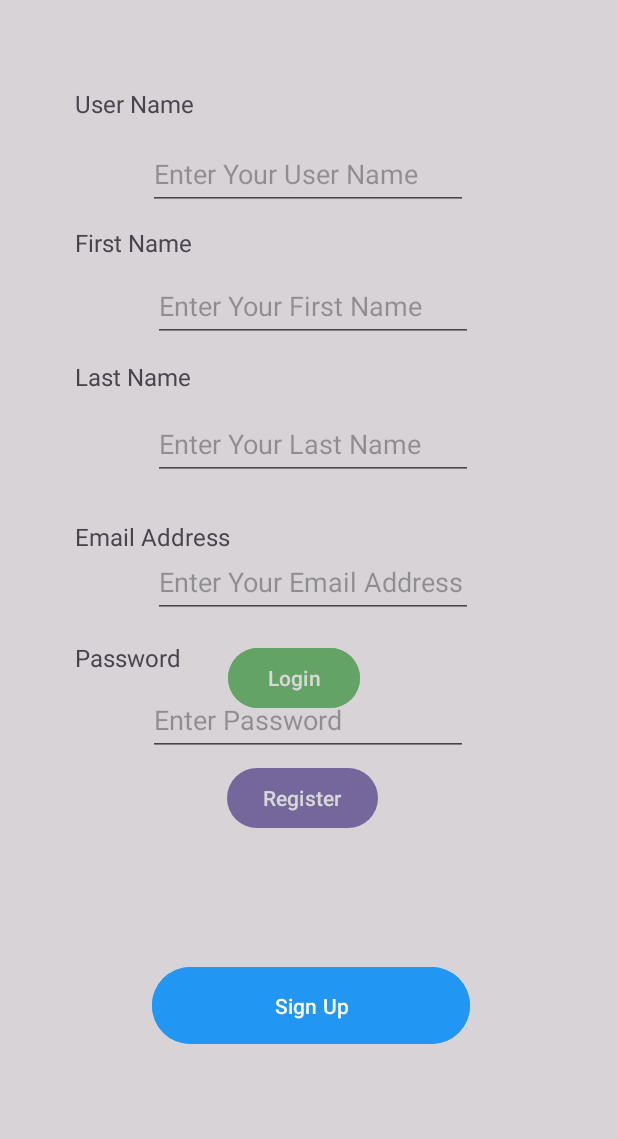
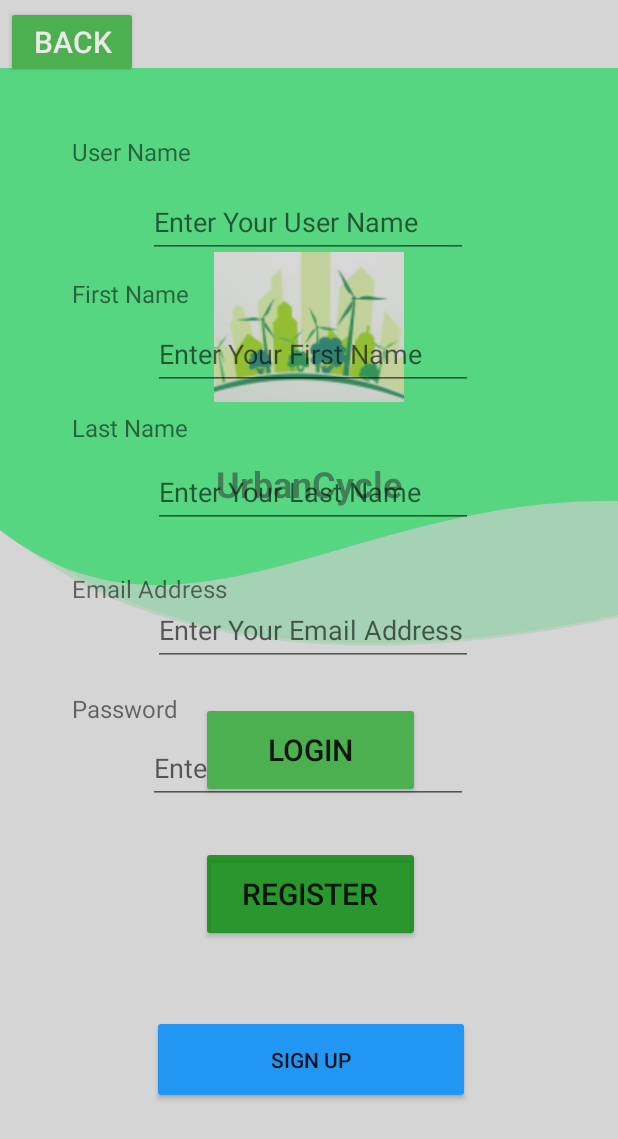
Before and after one commit to ziflhigan/UrbanCycle, an Android app: the fragment RegisterFragment placed in its activity, on a phone screen of 412 x 824 dp. Shown: the top 1139 px of the screen. Run offline under Robolectric (Android 15) with nearby library versions, the phone set to English and light mode, and no system bars.

Commit message:
UI Design Done for Authentication Module

```diff
--- a/app/src/main/java/com/example/urbancycle/urbancycle/LoginFragment.java
+++ b/app/src/main/java/com/example/urbancycle/urbancycle/LoginFragment.java
@@ -7,19 +7,30 @@ import androidx.fragment.app.Fragment;
 import android.view.LayoutInflater;
 import android.view.View;
 import android.view.ViewGroup;
+import android.widget.Button;
 
 import com.example.urbancycle.R;
 
 import java.sql.Connection;
 
 public class LoginFragment extends Fragment implements ConnectToDatabase.DatabaseConnectionListener{
+
+    private Button backButton;
     @Override
     public View onCreateView(LayoutInflater inflater, ViewGroup container,
                              Bundle savedInstanceState) {
+        View view = inflater.inflate(R.layout.fragment_login, container, false);
+
+        backButton = view.findViewById(R.id.BtnBackLogin);
+        backButton.setOnClickListener(v->{
+
+            if (getFragmentManager() != null) {
+                getFragmentManager().popBackStack();
+            }
+        });
 
         // Inflate the layout for this fragment
-        return inflater.inflate(R.layout.fragment_login, container, false);
-
+        return view;
     }
 
 
--- a/app/src/main/java/com/example/urbancycle/urbancycle/MainActivity_Authentication.java
+++ b/app/src/main/java/com/example/urbancycle/urbancycle/MainActivity_Authentication.java
@@ -5,6 +5,9 @@ import androidx.appcompat.app.AppCompatActivity;
 import android.os.Bundle;
 import android.view.View;
 import android.widget.Button;
+import android.widget.ImageView;
+import android.widget.RelativeLayout;
+import android.widget.TextView;
 
 import com.example.urbancycle.R;
 
@@ -14,10 +17,18 @@ public class MainActivity_Authentication extends AppCompatActivity{
 
     private Button login;
     private Button Register;
+    private ImageView Icon;
+    private RelativeLayout Wave1, Wave2;
+    private TextView AppTitle;
     @Override
     protected void onCreate(Bundle savedInstanceState) {
         super.onCreate(savedInstanceState);
         setContentView(R.layout.activity_main_authentication);
+
+        Icon = findViewById(R.id.UrbanCycleImage);
+        Wave1 = findViewById(R.id.Wave1);
+        Wave2 = findViewById(R.id.Wave2);
+        AppTitle = findViewById(R.id.AppTitle);
 
         login = findViewById(R.id.Login);
         Register = findViewById(R.id.Register);
@@ -26,27 +37,61 @@ public class MainActivity_Authentication extends AppCompatActivity{
 
             login.setVisibility(View.GONE); // Hide the login button
             Register.setVisibility(View.GONE); // Hide the register button
+            Icon.setVisibility(View.GONE);
+
+            AppTitle.setVisibility(View.GONE);
 
             getSupportFragmentManager()
                     .beginTransaction()
                     .replace(R.id.fragment_container, new LoginFragment())
                     .addToBackStack(null)
                     .commit();
-
         });
 
         Register.setOnClickListener(view -> {
 
             login.setVisibility(View.GONE); // Hide the login button
             Register.setVisibility(View.GONE); // Hide the register button
+            Icon.setVisibility(View.GONE);
+            Wave1.setVisibility(View.GONE);
+            Wave2.setVisibility(View.GONE);
+            AppTitle.setVisibility(View.GONE);
 
             getSupportFragmentManager()
                     .beginTransaction()
                     .replace(R.id.fragment_container, new RegisterFragment())
                     .addToBackStack(null)
                     .commit();
+        });
 
+        // Set up a listener for back stack changes
+        getSupportFragmentManager().addOnBackStackChangedListener(() -> {
+            // When there are no more fragments on the stack, make the buttons visible
+            if (getSupportFragmentManager().getBackStackEntryCount() == 0) {
+                showButtons();
+            }
         });
     }
 
+    private void showButtons() {
+        // Making things visible here
+
+        login.setVisibility(View.VISIBLE);
+        Register.setVisibility(View.VISIBLE);
+        Icon.setVisibility(View.VISIBLE);
+        Wave1.setVisibility(View.VISIBLE);
+        Wave2.setVisibility(View.VISIBLE);
+        AppTitle.setVisibility(View.VISIBLE);
+
+    }
+
+    @Override
+    public void onBackPressed() {
+        if (getSupportFragmentManager().getBackStackEntryCount() > 0) {
+            getSupportFragmentManager().popBackStack();
+        } else {
+            super.onBackPressed(); // This will exit the app if the back stack is empty
+        }
+    }
+
 }
--- a/app/src/main/java/com/example/urbancycle/urbancycle/RegisterFragment.java
+++ b/app/src/main/java/com/example/urbancycle/urbancycle/RegisterFragment.java
@@ -25,11 +25,21 @@ public class RegisterFragment extends Fragment implements ConnectToDatabase.Data
 
     private EditText userNameEditText, firstNameEditText, lastNameEditText, emailEditText, passwordEditText;
     private Connection databaseConnection;
-
+    private Button backButton;
     @Override
     public View onCreateView(LayoutInflater inflater, ViewGroup container, Bundle savedInstanceState) {
         // Inflate the layout for this fragment
-        return inflater.inflate(R.layout.fragment_register, container, false);
+
+        View view = inflater.inflate(R.layout.fragment_register, container, false);
+        backButton = view.findViewById(R.id.BtnBackRegister);
+        backButton.setOnClickListener(v->{
+
+            if (getFragmentManager() != null) {
+                getFragmentManager().popBackStack();
+            }
+        });
+
+        return view;
     }
 
     @Override
@@ -92,6 +102,7 @@ public class RegisterFragment extends Fragment implements ConnectToDatabase.Data
         FragmentManager fragmentManager = getActivity().getSupportFragmentManager();
         fragmentManager.beginTransaction()
                 .replace(R.id.fragment_container, new LoginFragment())
+                .addToBackStack(null)
                 .commit();
     }
 
--- a/app/src/main/res/drawable/wave1.xml
+++ b/app/src/main/res/drawable/wave1.xml
@@ -1,11 +1,11 @@
 <vector xmlns:android="http://schemas.android.com/apk/res/android"
-    android:width="360dp"
-    android:height="299dp"
-    android:viewportWidth="360"
-    android:viewportHeight="299">
+    android:width="355dp"
+    android:height="305dp"
+    android:viewportWidth="300"
+    android:viewportHeight="305">
   <path
       android:strokeWidth="1"
-      android:pathData="M-1,265.19V0H380.61C379.77,4.6 557.41,330.57 380.61,265.19C203.81,199.81 104.68,364.71 -1,265.19Z"
-      android:fillColor="#44F580"
+      android:pathData="M-1,270.53V0H380.61C379.77,4.69 557.41,337.23 380.61,270.53C203.81,203.83 104.68,372.06 -1,270.53Z"
+      android:fillColor="#37FC7A"
       android:strokeColor="#44F580"/>
 </vector>
--- /dev/null
+++ b/app/src/main/res/drawable/wave2.xml
@@ -0,0 +1,12 @@
+<vector xmlns:android="http://schemas.android.com/apk/res/android"
+    android:width="500dp"
+    android:height="172dp"
+    android:viewportWidth="100"
+    android:viewportHeight="172">
+  <path
+      android:strokeWidth="1"
+      android:pathData="M-3,113.77V1H370.54C370.89,38.59 371.38,113.77 370.54,113.77C369.49,113.77 331.19,97.5 286.07,74.5C240.95,51.49 186.39,113.77 102.97,158.65C36.24,194.56 4.52,143.69 -3,113.77Z"
+      android:fillColor="#3FE979"
+      android:fillAlpha="0.39"
+      android:strokeColor="#D4F5DC"/>
+</vector>
--- a/app/src/main/res/layout/activity_main_authentication.xml
+++ b/app/src/main/res/layout/activity_main_authentication.xml
@@ -7,24 +7,78 @@
     android:layout_height="match_parent"
     tools:context=".urbancycle.MainActivity_Authentication">
 
-    <Button
-        android:id="@+id/Login"
+
+    <RelativeLayout
+        android:id="@+id/Wave1"
+        android:layout_width="match_parent"
+        android:layout_height="300dp"
+        android:background="@drawable/wave2"
+        app:layout_constraintBottom_toBottomOf="parent"
+        app:layout_constraintTop_toTopOf="parent"
+        app:layout_constraintVertical_bias="0.25"
+        tools:layout_editor_absoluteX="-16dp">
+
+    </RelativeLayout>
+
+
+    <RelativeLayout
+        android:id="@+id/Wave2"
+        android:layout_width="match_parent"
+        android:layout_height="345dp"
+        android:layout_marginBottom="388dp"
+        android:background="@drawable/wave1"
+        app:layout_constraintBottom_toBottomOf="parent"
+        app:layout_constraintTop_toTopOf="parent"
+        tools:layout_editor_absoluteX="-1dp">
+
+    </RelativeLayout>
+
+    <ImageView
+        android:id="@+id/UrbanCycleImage"
+        android:layout_width="200dp"
+
+        android:layout_height="100dp"
+        app:layout_constraintBottom_toBottomOf="@+id/Wave2"
+        app:layout_constraintEnd_toEndOf="parent"
+        app:layout_constraintStart_toStartOf="parent"
+        app:layout_constraintTop_toTopOf="@+id/Wave2"
+        app:srcCompat="@drawable/icon" />
+
+    <TextView
+        android:id="@+id/AppTitle"
         android:layout_width="wrap_content"
         android:layout_height="wrap_content"
-        android:layout_marginTop="428dp"
-        android:layout_marginEnd="172dp"
-        android:backgroundTint="#4CAF50"
-        android:text="@string/login"
+        android:layout_marginEnd="144dp"
+        android:text="UrbanCycle"
+        android:textSize="24sp"
+        android:textStyle="bold"
+        app:layout_constraintBottom_toBottomOf="parent"
+        app:layout_constraintEnd_toEndOf="parent"
+        app:layout_constraintTop_toTopOf="parent"
+        app:layout_constraintVertical_bias="0.387" />
+
+    <Button
+        android:id="@+id/Register"
+        android:layout_width="146dp"
+        android:layout_height="64dp"
+        android:layout_marginTop="564dp"
+        android:layout_marginEnd="132dp"
+        android:backgroundTint="#D0048A09"
+        android:text="@string/register"
+        android:textSize="20sp"
+        app:iconSize="20dp"
         app:layout_constraintEnd_toEndOf="parent"
         app:layout_constraintTop_toTopOf="parent" />
 
     <Button
-        android:id="@+id/Register"
-        android:layout_width="wrap_content"
-        android:layout_height="wrap_content"
-        android:layout_marginTop="508dp"
-        android:layout_marginEnd="160dp"
-        android:text="@string/register"
+        android:id="@+id/Login"
+        android:layout_width="146dp"
+        android:layout_height="64dp"
+        android:layout_marginTop="468dp"
+        android:layout_marginEnd="132dp"
+        android:backgroundTint="#4CAF50"
+        android:text="@string/login"
+        android:textSize="20sp"
         app:layout_constraintEnd_toEndOf="parent"
         app:layout_constraintTop_toTopOf="parent" />
 
@@ -32,9 +86,13 @@
         android:id="@+id/fragment_container"
         android:layout_width="0dp"
         android:layout_height="0dp"
+        app:layout_constraintBottom_toBottomOf="parent"
+        app:layout_constraintEnd_toEndOf="parent"
+        app:layout_constraintHorizontal_bias="0.0"
+        app:layout_constraintStart_toStartOf="parent"
         app:layout_constraintTop_toTopOf="parent"
-        app:layout_constraintBottom_toBottomOf="parent"
-        app:layout_constraintStart_toStartOf="parent"
-        app:layout_constraintEnd_toEndOf="parent" />
+        app:layout_constraintVertical_bias="0.0">
+
+    </FrameLayout>
 
 </androidx.constraintlayout.widget.ConstraintLayout>
--- a/app/src/main/res/layout/fragment_login.xml
+++ b/app/src/main/res/layout/fragment_login.xml
@@ -12,7 +12,7 @@
         android:id="@+id/ProfilePicture"
         android:layout_width="187dp"
         android:layout_height="244dp"
-        android:layout_marginTop="92dp"
+        android:layout_marginTop="64dp"
         android:src="@drawable/cycle"
         app:layout_constraintEnd_toEndOf="parent"
         app:layout_constraintStart_toStartOf="parent"
@@ -27,7 +27,7 @@
         android:hint="Enter Email Address..."
         android:inputType="textEmailAddress"
         android:minHeight="48dp"
-        android:textColorHint="#455A64"
+        android:textColorHint="#000000"
         app:layout_constraintEnd_toEndOf="parent"
         app:layout_constraintHorizontal_bias="0.472"
         app:layout_constraintStart_toStartOf="parent"
@@ -42,7 +42,8 @@
         android:hint="Enter Password..."
         android:inputType="textPassword"
         android:minHeight="48dp"
-        android:textColorHint="#455A64"
+        android:textColor="#090909"
+        android:textColorHint="#000000"
         app:layout_constraintEnd_toEndOf="parent"
         app:layout_constraintHorizontal_bias="0.472"
         app:layout_constraintStart_toStartOf="parent"
@@ -55,6 +56,7 @@
         android:layout_marginBottom="72dp"
         android:backgroundTint="#2196F3"
         android:text="Sign In"
+        android:textSize="24sp"
         app:layout_constraintBottom_toBottomOf="parent"
         app:layout_constraintEnd_toEndOf="parent"
         app:layout_constraintHorizontal_bias="0.49"
@@ -79,7 +81,7 @@
         android:layout_marginStart="70dp"
         android:layout_marginTop="416dp"
         android:text="Email"
-        android:textColor="#181717"
+        android:textColor="#000000"
         android:textSize="16sp"
         app:layout_constraintStart_toStartOf="parent"
         app:layout_constraintTop_toTopOf="parent" />
@@ -90,7 +92,7 @@
         android:layout_height="wrap_content"
         android:layout_marginStart="70dp"
         android:text="Password"
-        android:textColor="#0C0B0B"
+        android:textColor="#000000"
         android:textSize="16sp"
         app:layout_constraintBottom_toTopOf="@+id/LoginPassword"
         app:layout_constraintStart_toStartOf="parent"
@@ -110,14 +112,15 @@
         app:layout_constraintEnd_toEndOf="parent"
         app:layout_constraintStart_toStartOf="parent" />
 
-    <TextView
-        android:id="@+id/BackInLoginPage"
-        android:layout_width="81dp"
-        android:layout_height="34dp"
-        android:layout_marginStart="12dp"
+    <Button
+        android:id="@+id/BtnBackLogin"
+        android:layout_width="wrap_content"
+        android:layout_height="wrap_content"
+        android:layout_marginStart="4dp"
         android:layout_marginTop="16dp"
+        android:backgroundTint="#4CAF50"
         android:text="Back"
-        android:textColor="#151414"
+        android:textColor="#FAF2F2"
         android:textSize="20sp"
         app:layout_constraintStart_toStartOf="parent"
         app:layout_constraintTop_toTopOf="parent" />
--- a/app/src/main/res/layout/fragment_register.xml
+++ b/app/src/main/res/layout/fragment_register.xml
@@ -8,10 +8,74 @@
     tools:context=".urbancycle.RegisterFragment">
 
     <EditText
+        android:id="@+id/ETFirstName"
+        android:layout_width="wrap_content"
+        android:layout_height="wrap_content"
+        android:layout_marginTop="212dp"
+        android:ems="10"
+        android:hint="@string/First_Name"
+        android:inputType="text"
+        android:minHeight="48dp"
+        app:layout_constraintEnd_toEndOf="parent"
+        app:layout_constraintHorizontal_bias="0.512"
+        app:layout_constraintStart_toStartOf="parent"
+        app:layout_constraintTop_toTopOf="parent" />
+
+    <TextView
+        android:id="@+id/textView3"
+        android:layout_width="wrap_content"
+        android:layout_height="wrap_content"
+        android:layout_marginStart="48dp"
+        android:text="Email Address"
+        android:textSize="16sp"
+        app:layout_constraintBottom_toBottomOf="parent"
+        app:layout_constraintStart_toStartOf="parent"
+        app:layout_constraintTop_toBottomOf="@+id/textView2"
+        app:layout_constraintVertical_bias="0.169" />
+
+    <EditText
+        android:id="@+id/ETPassword"
+        android:layout_width="wrap_content"
+        android:layout_height="wrap_content"
+        android:layout_marginTop="488dp"
+        android:ems="10"
+        android:hint="@string/Password"
+        android:inputType="textPassword"
+        android:minHeight="48dp"
+        app:layout_constraintEnd_toEndOf="parent"
+        app:layout_constraintHorizontal_bias="0.497"
+        app:layout_constraintStart_toStartOf="parent"
+        app:layout_constraintTop_toTopOf="parent" />
+
+    <TextView
+        android:id="@+id/textView4"
+        android:layout_width="wrap_content"
+        android:layout_height="wrap_content"
+        android:layout_marginStart="48dp"
+        android:text="Password"
+        android:textSize="16sp"
+        app:layout_constraintBottom_toTopOf="@+id/ETPassword"
+        app:layout_constraintStart_toStartOf="parent"
+        app:layout_constraintTop_toBottomOf="@+id/textView3"
+        app:layout_constraintVertical_bias="0.923" />
+
+    <TextView
+        android:id="@+id/TVFirstName"
+        android:layout_width="wrap_content"
+        android:layout_height="wrap_content"
+        android:layout_marginStart="48dp"
+        android:text="First Name"
+        android:textSize="16sp"
+        app:layout_constraintBottom_toTopOf="@+id/ETFirstName"
+        app:layout_constraintStart_toStartOf="parent"
+        app:layout_constraintTop_toTopOf="parent"
+        app:layout_constraintVertical_bias="0.973" />
+
+    <EditText
         android:id="@+id/ETUserName"
         android:layout_width="wrap_content"
         android:layout_height="wrap_content"
-        android:layout_marginTop="92dp"
+        android:layout_marginTop="124dp"
         android:ems="10"
         android:hint="@string/User_Name"
         android:inputType="text"
@@ -21,14 +85,51 @@
         app:layout_constraintStart_toStartOf="parent"
         app:layout_constraintTop_toTopOf="parent" />
 
-    <EditText
-        android:id="@+id/ETFirstName"
+    <TextView
+        android:id="@+id/textView2"
         android:layout_width="wrap_content"
         android:layout_height="wrap_content"
-        android:layout_marginTop="180dp"
+        android:layout_marginStart="48dp"
+        android:text="Last Name"
+        android:textSize="16sp"
+        app:layout_constraintBottom_toTopOf="@+id/ETLastName"
+        app:layout_constraintStart_toStartOf="parent"
+        app:layout_constraintTop_toBottomOf="@+id/ETFirstName"
+        app:layout_constraintVertical_bias="0.636" />
+
+    <TextView
+        android:id="@+id/PTUserName"
+        android:layout_width="wrap_content"
+        android:layout_height="wrap_content"
+        android:layout_marginStart="48dp"
+        android:layout_marginBottom="12dp"
+        android:text="@string/plain_text_user_name"
+        android:textSize="16sp"
+        app:layout_constraintBottom_toTopOf="@+id/ETUserName"
+        app:layout_constraintStart_toStartOf="parent"
+        app:layout_constraintTop_toTopOf="parent"
+        app:layout_constraintVertical_bias="1.0" />
+
+    <Button
+        android:id="@+id/BtnSignUp"
+        android:layout_width="212dp"
+        android:layout_height="59dp"
+        android:layout_marginBottom="88dp"
+        android:backgroundTint="#2196F3"
+        android:text="@string/Button_Sign_Up"
+        app:layout_constraintBottom_toBottomOf="parent"
+        app:layout_constraintEnd_toEndOf="parent"
+        app:layout_constraintHorizontal_bias="0.507"
+        app:layout_constraintStart_toStartOf="parent" />
+
+    <EditText
+        android:id="@+id/ETEmailAddress"
+        android:layout_width="wrap_content"
+        android:layout_height="wrap_content"
+        android:layout_marginTop="396dp"
         android:ems="10"
-        android:hint="@string/First_Name"
-        android:inputType="text"
+        android:hint="@string/Email_Address"
+        android:inputType="textEmailAddress"
         android:minHeight="48dp"
         app:layout_constraintEnd_toEndOf="parent"
         app:layout_constraintHorizontal_bias="0.512"
@@ -39,7 +140,7 @@
         android:id="@+id/ETLastName"
         android:layout_width="wrap_content"
         android:layout_height="wrap_content"
-        android:layout_marginTop="272dp"
+        android:layout_marginTop="304dp"
         android:ems="10"
         android:hint="@string/Last_Name"
         android:inputType="text"
@@ -49,105 +150,17 @@
         app:layout_constraintStart_toStartOf="parent"
         app:layout_constraintTop_toTopOf="parent" />
 
-    <EditText
-        android:id="@+id/ETEmailAddress"
+    <Button
+        android:id="@+id/BtnBackRegister"
         android:layout_width="wrap_content"
         android:layout_height="wrap_content"
-        android:layout_marginTop="364dp"
-        android:ems="10"
-        android:hint="@string/Email_Address"
-        android:inputType="textEmailAddress"
-        android:minHeight="48dp"
-        app:layout_constraintEnd_toEndOf="parent"
-        app:layout_constraintHorizontal_bias="0.512"
+        android:layout_marginStart="4dp"
+        android:layout_marginTop="4dp"
+        android:backgroundTint="#4CAF50"
+        android:text="Back"
+        android:textColor="#ECE8E8"
+        android:textSize="20sp"
         app:layout_constraintStart_toStartOf="parent"
         app:layout_constraintTop_toTopOf="parent" />
 
-    <TextView
-        android:id="@+id/PTUserName"
-        android:layout_width="wrap_content"
-        android:layout_height="wrap_content"
-        android:layout_marginStart="50dp"
-        android:layout_marginBottom="12dp"
-        android:text="@string/plain_text_user_name"
-        android:textSize="16sp"
-        app:layout_constraintBottom_toTopOf="@+id/ETUserName"
-        app:layout_constraintStart_toStartOf="parent"
-        app:layout_constraintTop_toTopOf="parent"
-        app:layout_constraintVertical_bias="1.0" />
-
-    <EditText
-        android:id="@+id/ETPassword"
-        android:layout_width="wrap_content"
-        android:layout_height="wrap_content"
-        android:layout_marginTop="456dp"
-        android:ems="10"
-        android:hint="@string/Password"
-        android:inputType="textPassword"
-        android:minHeight="48dp"
-        app:layout_constraintEnd_toEndOf="parent"
-        app:layout_constraintHorizontal_bias="0.497"
-        app:layout_constraintStart_toStartOf="parent"
-        app:layout_constraintTop_toTopOf="parent" />
-
-    <Button
-        android:id="@+id/BtnSignUp"
-        android:layout_width="212dp"
-        android:layout_height="59dp"
-        android:layout_marginBottom="124dp"
-        android:backgroundTint="#2196F3"
-        android:text="@string/Button_Sign_Up"
-        app:layout_constraintBottom_toBottomOf="parent"
-        app:layout_constraintEnd_toEndOf="parent"
-        app:layout_constraintHorizontal_bias="0.507"
-        app:layout_constraintStart_toStartOf="parent" />
-
-    <TextView
-        android:id="@+id/TVFirstName"
-        android:layout_width="wrap_content"
-        android:layout_height="wrap_content"
-        android:layout_marginStart="50dp"
-        android:text="First Name"
-        android:textSize="16sp"
-        app:layout_constraintBottom_toTopOf="@+id/ETFirstName"
-        app:layout_constraintStart_toStartOf="parent"
-        app:layout_constraintTop_toTopOf="parent"
-        app:layout_constraintVertical_bias="0.955" />
-
-    <TextView
-        android:id="@+id/textView2"
-        android:layout_width="wrap_content"
-        android:layout_height="wrap_content"
-        android:layout_marginStart="50dp"
-        android:text="Last Name"
-        android:textSize="16sp"
-        app:layout_constraintBottom_toTopOf="@+id/ETLastName"
-        app:layout_constraintStart_toStartOf="parent"
-        app:layout_constraintTop_toBottomOf="@+id/ETFirstName"
-        app:layout_constraintVertical_bias="0.545" />
-
-    <TextView
-        android:id="@+id/textView3"
-        android:layout_width="wrap_content"
-        android:layout_height="wrap_content"
-        android:layout_marginStart="50dp"
-        android:text="Email Address"
-        android:textSize="16sp"
-        app:layout_constraintBottom_toBottomOf="parent"
-        app:layout_constraintStart_toStartOf="parent"
-        app:layout_constraintTop_toBottomOf="@+id/textView2"
-        app:layout_constraintVertical_bias="0.157" />
-
-    <TextView
-        android:id="@+id/textView4"
-        android:layout_width="wrap_content"
-        android:layout_height="wrap_content"
-        android:layout_marginStart="50dp"
-        android:text="Password"
-        android:textSize="16sp"
-        app:layout_constraintBottom_toTopOf="@+id/ETPassword"
-        app:layout_constraintStart_toStartOf="parent"
-        app:layout_constraintTop_toBottomOf="@+id/textView3"
-        app:layout_constraintVertical_bias="0.9" />
-
 </androidx.constraintlayout.widget.ConstraintLayout>
--- a/app/src/main/res/values/themes.xml
+++ b/app/src/main/res/values/themes.xml
@@ -6,4 +6,11 @@
     </style>
 
     <style name="Theme.UrbanCycle" parent="Base.Theme.UrbanCycle" />
+
+    <style name="AppTheme.NoActionBar" parent="Theme.AppCompat.DayNight.DarkActionBar">
+        <item name="windowActionBar">false</item>
+        <item name="windowNoTitle">true</item>
+        <item name="android:windowFullscreen">true</item>
+    </style>
+
 </resources>
```
Also changed, not shown: app/src/main/AndroidManifest.xml (+6 -3 lines), app/src/main/res/drawable/icon.png (added).
